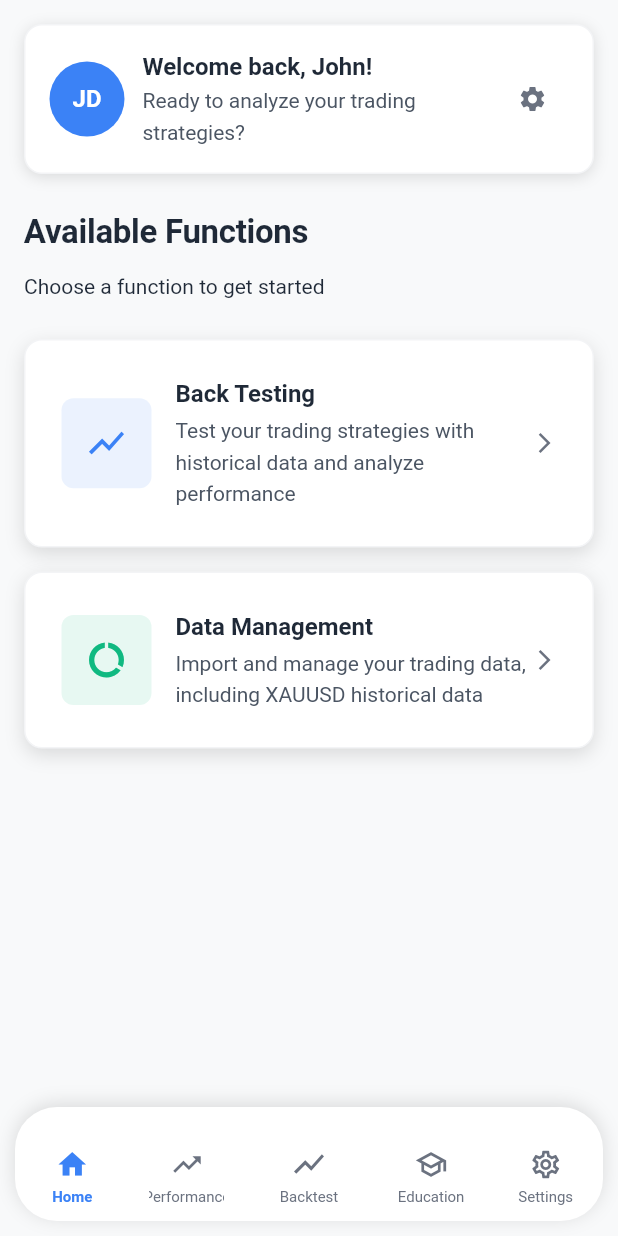
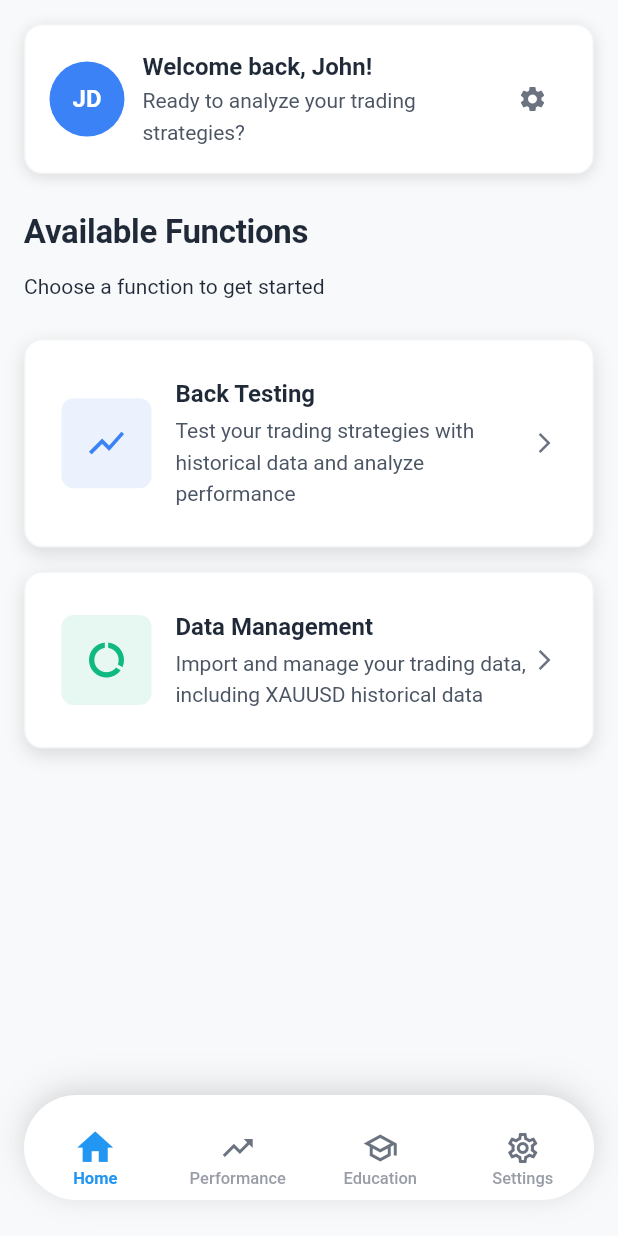
Before and after one commit to baotran3107/trading_backtest, a Flutter app: the screen it shows after launch, on a phone screen of 412 x 824 dp. Run offline on Flutter 3.47's test engine with Material 3 defaults, Android fonts, the phone set to English and light mode, and no system bars; our stand-ins replace bloc, equatable, flutter_bloc, get_it, injectable.

Commit message:
re-beautify the main tab bar

```diff
--- a/lib/presentations/main_navigation/main_navigation.dart
+++ b/lib/presentations/main_navigation/main_navigation.dart
@@ -2,7 +2,6 @@ import 'package:flutter/material.dart';
 import '../../theme/app_colors.dart';
 import '../home_screen/home_screen.dart';
 import '../performance_screen/performance_screen.dart';
-import '../backtest_screen/backtest_screen.dart';
 import '../education_screen/education_screen.dart';
 import '../settings_screen/settings_screen.dart';
 
@@ -22,7 +21,6 @@ class _MainNavigationState extends State<MainNavigation>
   final List<Widget> _screens = [
     const HomeScreen(),
     const PerformanceScreen(),
-    const BackTestScreen(),
     const EducationScreen(),
     const SettingsScreen(),
   ];
@@ -32,26 +30,25 @@ class _MainNavigationState extends State<MainNavigation>
       icon: Icons.home_outlined,
       activeIcon: Icons.home,
       label: 'Home',
+      color: Colors.blue,
     ),
     NavigationItem(
       icon: Icons.trending_up_outlined,
       activeIcon: Icons.trending_up,
       label: 'Performance',
-    ),
-    NavigationItem(
-      icon: Icons.show_chart_outlined,
-      activeIcon: Icons.show_chart,
-      label: 'Backtest',
+      color: Colors.green,
     ),
     NavigationItem(
       icon: Icons.school_outlined,
       activeIcon: Icons.school,
       label: 'Education',
+      color: Colors.orange,
     ),
     NavigationItem(
       icon: Icons.settings_outlined,
       activeIcon: Icons.settings,
       label: 'Settings',
+      color: Colors.purple,
     ),
   ];
 
@@ -85,31 +82,37 @@ class _MainNavigationState extends State<MainNavigation>
 
   Widget _buildAnimatedNotchBottomBar(BuildContext context) {
     return Container(
-      margin: const EdgeInsets.symmetric(horizontal: 10, vertical: 10),
+      margin: const EdgeInsets.fromLTRB(16, 0, 16, 24),
+      height: 70,
       decoration: BoxDecoration(
         color: AppColors.background,
-        borderRadius: BorderRadius.circular(28),
+        borderRadius: BorderRadius.circular(35),
         boxShadow: [
           BoxShadow(
-            color: AppColors.shadowLight,
+            color: Colors.black.withOpacity(0.1),
+            blurRadius: 20,
+            offset: const Offset(0, -5),
+          ),
+          BoxShadow(
+            color: Colors.black.withOpacity(0.05),
             blurRadius: 10,
             offset: const Offset(0, -2),
           ),
         ],
       ),
       child: ClipRRect(
-        borderRadius: BorderRadius.circular(28),
+        borderRadius: BorderRadius.circular(35),
         child: AnimatedBuilder(
           animation: _animation,
           builder: (context, child) {
             return Row(
-              mainAxisAlignment: MainAxisAlignment.spaceAround,
+              mainAxisAlignment: MainAxisAlignment.spaceEvenly,
               children: List.generate(_navigationItems.length, (index) {
                 final item = _navigationItems[index];
                 final isSelected = _currentIndex == index;
-                final isCenter = index == 2; // Backtest is the center item
 
-                return GestureDetector(
+                return Expanded(
+                  child: GestureDetector(
                     onTap: () {
                       setState(() {
                         _currentIndex = index;
@@ -118,58 +121,45 @@ class _MainNavigationState extends State<MainNavigation>
                       _animationController.forward();
                     },
                     child: Container(
-                    width: isCenter ? 60 : 50,
-                    height: 60,
-                    margin: const EdgeInsets.symmetric(vertical: 8),
+                      height: 70,
                       child: Stack(
                         alignment: Alignment.center,
                         children: [
-                        // Animated background for center item
-                        if (isCenter && isSelected)
-                          AnimatedContainer(
-                            duration: const Duration(milliseconds: 300),
-                            width: 56,
-                            height: 56,
-                            decoration: BoxDecoration(
-                              color: AppColors.primary,
-                              borderRadius: BorderRadius.circular(28),
-                              boxShadow: [
-                                BoxShadow(
-                                  color: AppColors.primary.withOpacity(0.3),
-                                  blurRadius: 8,
-                                  offset: const Offset(0, 4),
-                                ),
-                              ],
+                          // Icon with scale animation
+                          AnimatedScale(
+                            scale: isSelected ? 1.1 : 1.0,
+                            duration: const Duration(milliseconds: 200),
+                            child: Icon(
+                              isSelected ? item.activeIcon : item.icon,
+                              color: isSelected
+                                  ? item.color
+                                  : AppColors.textTertiary,
+                              size: isSelected ? 26 : 24,
                             ),
                           ),
-                        // Icon
-                        Icon(
-                          isSelected ? item.activeIcon : item.icon,
-                          color: isCenter && isSelected
-                              ? Colors.white
-                              : isSelected
-                                  ? AppColors.primary
-                                  : AppColors.textTertiary,
-                          size: isCenter ? 24 : 22,
-                        ),
-                        // Label
+                          // Label with fade animation
                           Positioned(
-                          bottom: 2,
+                            bottom: 8,
+                            child: AnimatedOpacity(
+                              opacity: isSelected ? 1.0 : 0.7,
+                              duration: const Duration(milliseconds: 200),
                               child: AnimatedDefaultTextStyle(
                                 duration: const Duration(milliseconds: 200),
                                 style: TextStyle(
-                              fontSize: 10,
+                                  fontSize: 11,
                                   fontWeight: isSelected
                                       ? FontWeight.w600
-                                  : FontWeight.w400,
+                                      : FontWeight.w500,
                                   color: isSelected
-                                  ? AppColors.primary
+                                      ? item.color
                                       : AppColors.textTertiary,
                                 ),
                                 child: Text(item.label),
                               ),
                             ),
+                          ),
                         ],
+                      ),
                     ),
                   ),
                 );
@@ -186,10 +176,12 @@ class NavigationItem {
   final IconData icon;
   final IconData activeIcon;
   final String label;
+  final Color color;
 
   NavigationItem({
     required this.icon,
     required this.activeIcon,
     required this.label,
+    required this.color,
   });
 }
```
Lines whose indentation alone changed are shown as unchanged.
